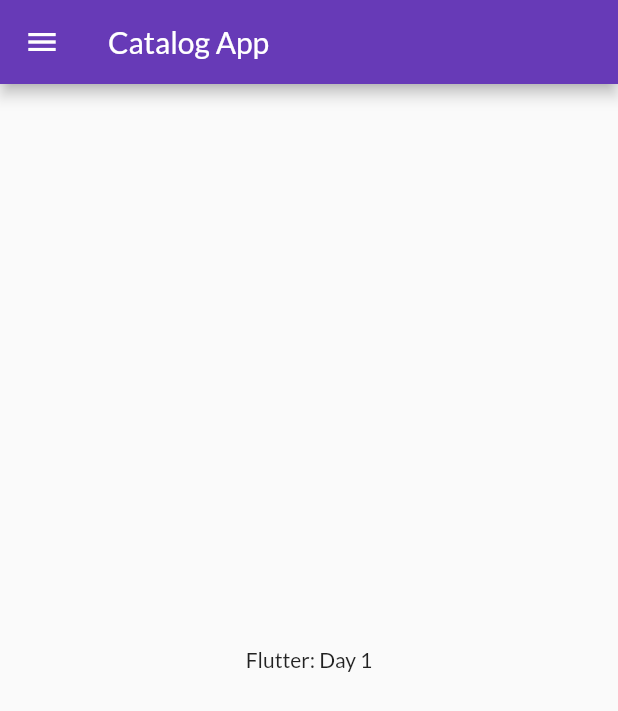
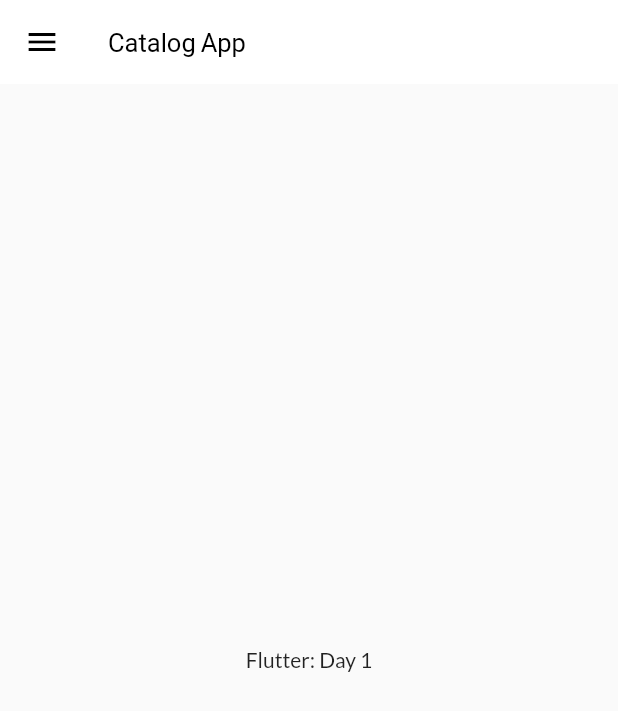
Before and after one commit to gunjanverma0405/flutter_catalog, a Flutter app: the screen it shows after launch, on a phone screen of 412 x 824 dp. Shown: the top 711 px of the screen. Run offline on Flutter 3.47's test engine with Material 2 defaults, Android fonts, the phone set to English and light mode, and no system bars; our stand-ins replace google_fonts.

Commit message:
Themes changed

```diff
--- a/lib/main.dart
+++ b/lib/main.dart
@@ -2,6 +2,7 @@ import 'package:flutter/material.dart';
 import 'package:flutter_catalog/pages/home_page.dart';
 import 'package:flutter_catalog/pages/login_page.dart';
 import 'package:flutter_catalog/utils/routes.dart';
+import 'package:flutter_catalog/widgets/themes.dart';
 import 'package:google_fonts/google_fonts.dart';
 
 void main() {
@@ -31,16 +32,24 @@ class MyApp extends StatelessWidget {
       //debugShowCheckedModeBanner: false,
       //home: HomePage(),
       themeMode: ThemeMode.light,
-      theme: ThemeData(
-        primarySwatch: Colors.deepPurple,
-        fontFamily: GoogleFonts.lato().fontFamily,
-        //primaryTextTheme: GoogleFonts.latoTextTheme(), Iska ek baar dekhna ye kya hota hai
-      ),
-      darkTheme: ThemeData(
-        //this will work when themeMode is dark
-        brightness: Brightness.dark, //this is overriding primaryswatch
-        //primarySwatch: Colors.red,
-      ),
+      theme: MyTheme.lightTheme,
+      //   ThemeData(
+      //   primarySwatch: Colors.deepPurple,
+      //   fontFamily: GoogleFonts.lato().fontFamily,
+      //   appBarTheme: const AppBarTheme(
+      //     color: Colors.white,
+      //     elevation: 0,
+      //     iconTheme: IconThemeData(color: Colors.black),
+      //     titleTextStyle: TextStyle(color: Colors.black, fontSize: 17),
+      //   ),
+      //   //primaryTextTheme: GoogleFonts.latoTextTheme(), Iska ek baar dekhna ye kya hota hai
+      // ),
+      darkTheme: MyTheme.darkTheme,
+      // ThemeData(
+      //   //this will work when themeMode is dark
+      //   brightness: Brightness.dark, //this is overriding primaryswatch
+      //   //primarySwatch: Colors.red,
+      // ),
       debugShowCheckedModeBanner: false,
       //initialRoute: "/home", //by default "/"
       initialRoute: MyRoutes.homeRoute,
--- a/lib/pages/home_page.dart
+++ b/lib/pages/home_page.dart
@@ -11,7 +11,15 @@ class HomePage extends StatelessWidget {
 
     return Scaffold(
       appBar: AppBar(
-        title: const Text("Catalog App"),
+        // backgroundColor: Colors.white,
+        // elevation: 0,
+        // iconTheme: const IconThemeData(color: Colors.black),
+        title: const Text(
+          "Catalog App",
+          // style: TextStyle(
+          //   color: Colors.black,
+          // ),
+        ),
       ),
       body: Center(
         child: Text("$name: Day $days"),
--- /dev/null
+++ b/lib/widgets/themes.dart
@@ -0,0 +1,32 @@
+import 'package:flutter/material.dart';
+import 'package:google_fonts/google_fonts.dart';
+
+class MyTheme {
+  static ThemeData get lightTheme => ThemeData(
+        primarySwatch: Colors.deepPurple,
+        fontFamily: GoogleFonts.lato().fontFamily,
+        appBarTheme: const AppBarTheme(
+          color: Colors.white,
+          elevation: 0,
+          iconTheme: IconThemeData(color: Colors.black),
+          titleTextStyle: TextStyle(color: Colors.black, fontSize: 17),
+        ),
+      );
+  static ThemeData get darkTheme => ThemeData(
+        brightness: Brightness.dark,
+      );
+}
+
+// class MyTheme {
+//   static ThemeData lightTheme(BuildContext context) => ThemeData(
+//         primarySwatch: Colors.deepPurple,
+//         fontFamily: GoogleFonts.lato().fontFamily,
+//         appBarTheme: const AppBarTheme(
+//           color: Colors.white,
+//           elevation: 0,
+//           iconTheme: IconThemeData(color: Colors.black),
+//           titleTextStyle: TextStyle(color: Colors.black, fontSize: 17),
+//           textTheme: Theme.of(context).textTheme, //vaise toh ab ye deprecated ho gya hai par isliye likh rhi hu kaise context ke saath class banegi
+//         ),
+//       );
+// }
```
